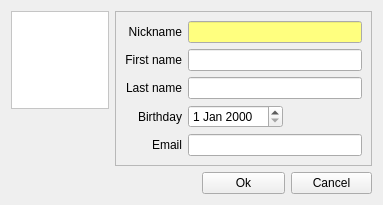
The window that src/GuiEditVCard.ui (hwgao/beebeep) describes before a commit, drawn with Qt 5.
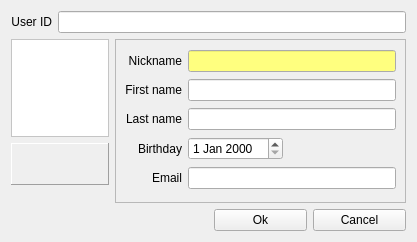
The same window after the commit. Icons and pictures are not drawn.

Patch:
```diff
--- a/src/GuiEditVCard.ui
+++ b/src/GuiEditVCard.ui
@@ -6,15 +6,32 @@
    <rect>
     <x>0</x>
     <y>0</y>
-    <width>383</width>
-    <height>191</height>
+    <width>417</width>
+    <height>242</height>
    </rect>
   </property>
   <property name="windowTitle">
    <string>Dialog</string>
   </property>
   <layout class="QGridLayout" name="gridLayout_2">
-   <item row="0" column="0" colspan="2">
+   <item row="0" column="0" colspan="4">
+    <layout class="QHBoxLayout" name="horizontalLayout_2">
+     <item>
+      <widget class="QLabel" name="mp_lPath">
+       <property name="text">
+        <string>User ID</string>
+       </property>
+       <property name="alignment">
+        <set>Qt::AlignRight|Qt::AlignTrailing|Qt::AlignVCenter</set>
+       </property>
+      </widget>
+     </item>
+     <item>
+      <widget class="QLineEdit" name="mp_lePath"/>
+     </item>
+    </layout>
+   </item>
+   <item row="1" column="0">
     <widget class="QLabel" name="mp_lPhoto">
      <property name="sizePolicy">
       <sizepolicy hsizetype="Fixed" vsizetype="Fixed">
@@ -112,8 +129,14 @@
      </property>
     </widget>
    </item>
-   <item row="0" column="2" rowspan="3" colspan="3">
+   <item row="1" column="1" rowspan="3" colspan="3">
     <widget class="QFrame" name="mp_frame">
+     <property name="sizePolicy">
+      <sizepolicy hsizetype="Expanding" vsizetype="Preferred">
+       <horstretch>0</horstretch>
+       <verstretch>0</verstretch>
+      </sizepolicy>
+     </property>
      <property name="frameShape">
       <enum>QFrame::StyledPanel</enum>
      </property>
@@ -131,7 +154,7 @@
         </property>
        </widget>
       </item>
-      <item row="0" column="1" colspan="3">
+      <item row="0" column="1" colspan="2">
        <widget class="QLineEdit" name="mp_leNickname">
         <property name="palette">
          <palette>
@@ -188,7 +211,7 @@
         </property>
        </widget>
       </item>
-      <item row="1" column="1" colspan="3">
+      <item row="1" column="1" colspan="2">
        <widget class="QLineEdit" name="mp_leFirstName">
         <property name="maxLength">
          <number>30</number>
@@ -205,7 +228,7 @@
         </property>
        </widget>
       </item>
-      <item row="2" column="1" colspan="3">
+      <item row="2" column="1" colspan="2">
        <widget class="QLineEdit" name="mp_leLastName">
         <property name="maxLength">
          <number>30</number>
@@ -222,10 +245,10 @@
         </property>
        </widget>
       </item>
-      <item row="3" column="1" colspan="2">
+      <item row="3" column="1">
        <widget class="QDateEdit" name="mp_deBirthday"/>
       </item>
-      <item row="3" column="3">
+      <item row="3" column="2">
        <spacer name="horizontalSpacer_2">
         <property name="orientation">
          <enum>Qt::Horizontal</enum>
@@ -248,7 +271,7 @@
         </property>
        </widget>
       </item>
-      <item row="4" column="1" colspan="3">
+      <item row="4" column="1" colspan="2">
        <widget class="QLineEdit" name="mp_leEmail">
         <property name="maxLength">
          <number>80</number>
@@ -258,23 +281,44 @@
      </layout>
     </widget>
    </item>
-   <item row="1" column="0">
-    <spacer name="horizontalSpacer_3">
-     <property name="orientation">
-      <enum>Qt::Horizontal</enum>
+   <item row="2" column="0">
+    <widget class="QFrame" name="frame">
+     <property name="sizePolicy">
+      <sizepolicy hsizetype="Fixed" vsizetype="Preferred">
+       <horstretch>0</horstretch>
+       <verstretch>0</verstretch>
+      </sizepolicy>
      </property>
-     <property name="sizeHint" stdset="0">
+     <property name="minimumSize">
       <size>
-       <width>17</width>
-       <height>20</height>
+       <width>98</width>
+       <height>42</height>
       </size>
      </property>
-    </spacer>
-   </item>
-   <item row="1" column="1">
+     <property name="maximumSize">
+      <size>
+       <width>98</width>
+       <height>16777215</height>
+      </size>
+     </property>
+     <property name="frameShape">
+      <enum>QFrame::Panel</enum>
+     </property>
+     <property name="frameShadow">
+      <enum>QFrame::Raised</enum>
+     </property>
     <layout class="QHBoxLayout" name="horizontalLayout">
      <property name="spacing">
-      <number>2</number>
+       <number>4</number>
+      </property>
+      <property name="leftMargin">
+       <number>4</number>
+      </property>
+      <property name="rightMargin">
+       <number>4</number>
+      </property>
+      <property name="bottomMargin">
+       <number>4</number>
      </property>
      <item>
       <widget class="QPushButton" name="mp_pbChangePhoto">
@@ -358,8 +402,9 @@
       </widget>
      </item>
     </layout>
+    </widget>
    </item>
-   <item row="2" column="1">
+   <item row="3" column="0">
     <spacer name="verticalSpacer">
      <property name="orientation">
       <enum>Qt::Vertical</enum>
@@ -372,7 +417,7 @@
      </property>
     </spacer>
    </item>
-   <item row="3" column="0" colspan="3">
+   <item row="4" column="0" colspan="2">
     <spacer name="horizontalSpacer">
      <property name="orientation">
       <enum>Qt::Horizontal</enum>
@@ -385,14 +430,14 @@
      </property>
     </spacer>
    </item>
-   <item row="3" column="3">
+   <item row="4" column="2">
     <widget class="QPushButton" name="mp_pbOk">
      <property name="text">
       <string>Ok</string>
      </property>
     </widget>
    </item>
-   <item row="3" column="4">
+   <item row="4" column="3">
     <widget class="QPushButton" name="mp_pbCancel">
      <property name="text">
       <string>Cancel</string>
```
Left out of the diff: 1 changed line with no effect on the pictures. Lines whose indentation alone changed are shown as unchanged.
